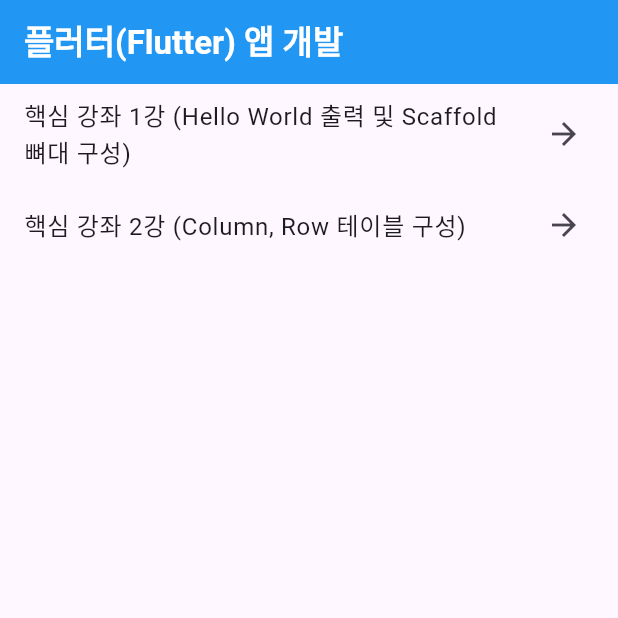
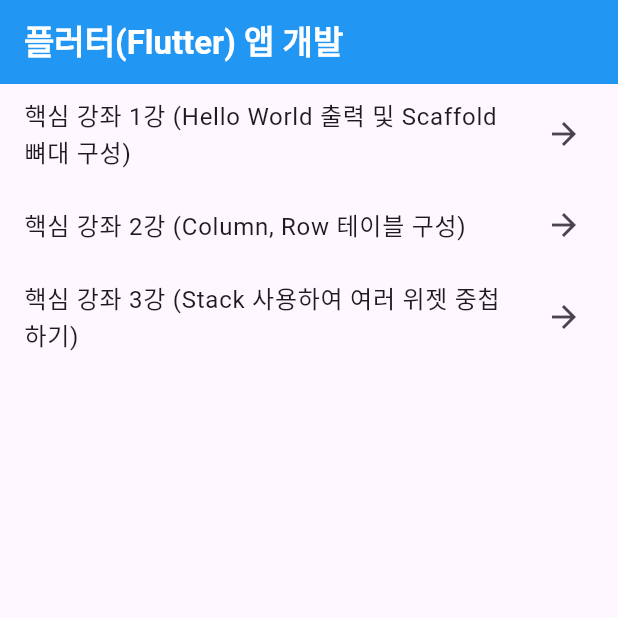
Before and after one commit to shinseunguk/Flutter-Demo, a Flutter app: the screen it shows after launch, on a phone screen of 412 x 824 dp, the top half of it. Run offline on Flutter 3.47's test engine with Material 3 defaults, Android fonts, the phone set to English and light mode, and no system bars.

Commit message:
🚚 폴더 구조 변경 및 파일 경로 정리

```diff
--- a/lib/main.dart
+++ b/lib/main.dart
@@ -1,5 +1,5 @@
 import 'package:flutter/material.dart';
-import 'screens/main_list_page.dart';
+import 'main_list_page.dart';
 
 void main() {
   runApp(MyApp());
--- a/lib/screens/main_list_page.dart
+++ b/lib/main_list_page.dart
@@ -1,29 +1,20 @@
 import 'package:flutter/material.dart';
-import 'hello_word_page.dart';
-import 'placeholder_page.dart';
-import 'column_row_table_page.dart';
+import 'screens/Chapter1/hello_word_page.dart';
+import 'screens/placeholder_page.dart';
+import 'screens/Chapter2/column_row_table_page.dart';
+import 'screens/Chapter3/stack_page.dart';
 
 class MainListPage extends StatelessWidget {
   final List<String> items = [
     '핵심 강좌 1강 (Hello World 출력 및 Scaffold 뼈대 구성)',
     '핵심 강좌 2강 (Column, Row 테이블 구성)',
-    // 'Networking',
-    // 'Database Integration',
-    // 'Animations',
-    // 'Testing',
-    // 'Deployment',
-    // 'Advanced Topics',
+    '핵심 강좌 3강 (Stack 사용하여 여러 위젯 중첩하기)',
   ];
 
   final Map<String, Widget> screens = {
     '핵심 강좌 1강 (Hello World 출력 및 Scaffold 뼈대 구성)': HelloWorldPage(),
     '핵심 강좌 2강 (Column, Row 테이블 구성)': ColumnRowTablePage(),
-    // 'Networking': PlaceholderPage(),
-    // 'Database Integration': PlaceholderPage(),
-    // 'Animations': PlaceholderPage(),
-    // 'Testing': PlaceholderPage(),
-    // 'Deployment': PlaceholderPage(),
-    // 'Advanced Topics': PlaceholderPage(),
+    '핵심 강좌 3강 (Stack 사용하여 여러 위젯 중첩하기)': StackPage(), // PlaceholderPage는 예시로 사용
   };
 
   @override
```
Also changed, not shown: lib/screens/Chapter1/hello_word_page.dart (renamed from lib/screens/hello_word_page.dart), lib/screens/Chapter2/column_row_table_page.dart (renamed from lib/screens/column_row_table_page.dart).
